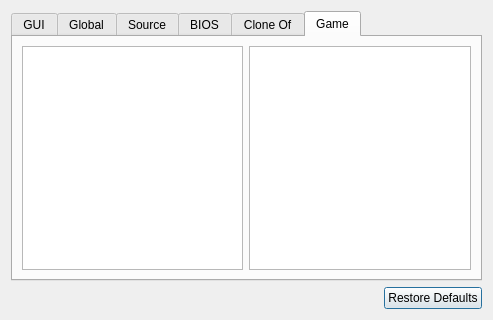
Old version of the form trunk/mamep/qtui/options.ui in the repository svn2github/mameplus.
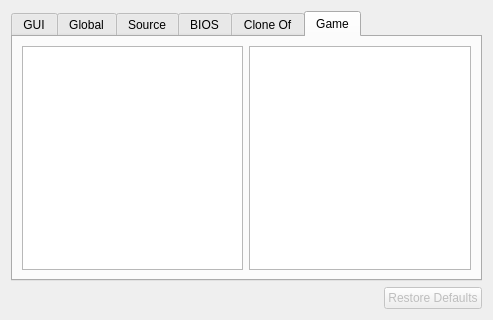
New version of the form.

```diff
--- a/trunk/mamep/qtui/options.ui
+++ b/trunk/mamep/qtui/options.ui
@@ -157,6 +157,9 @@
      </item>
      <item>
       <widget class="QDialogButtonBox" name="buttonBox" >
+       <property name="enabled" >
+        <bool>false</bool>
+       </property>
        <property name="sizePolicy" >
         <sizepolicy vsizetype="Fixed" hsizetype="Fixed" >
          <horstretch>0</horstretch>
```
